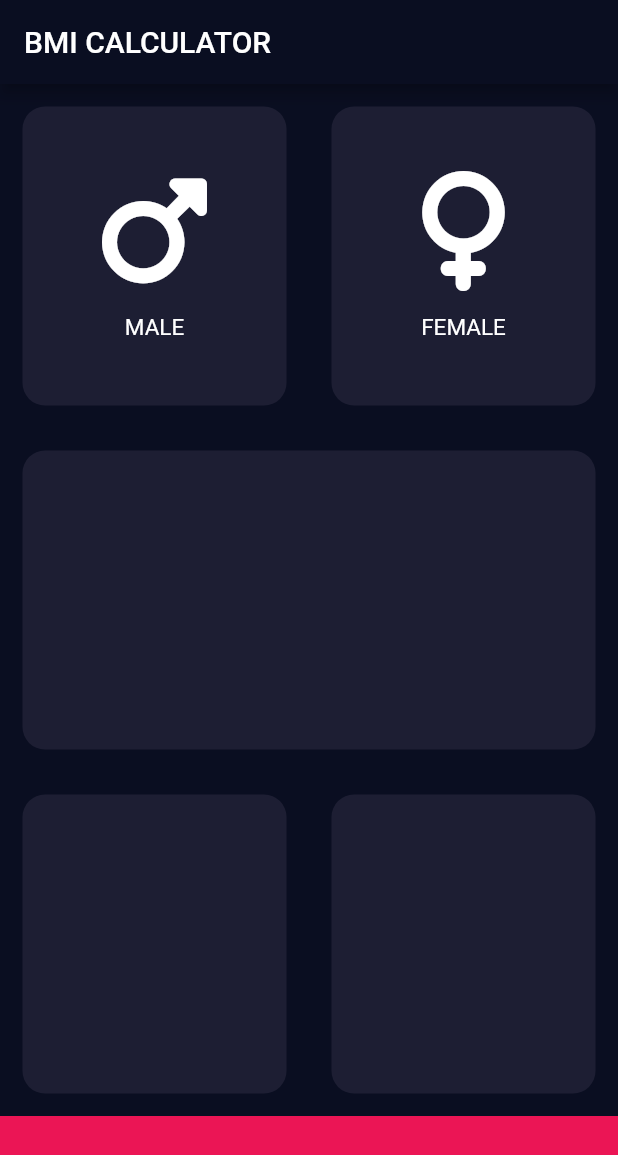
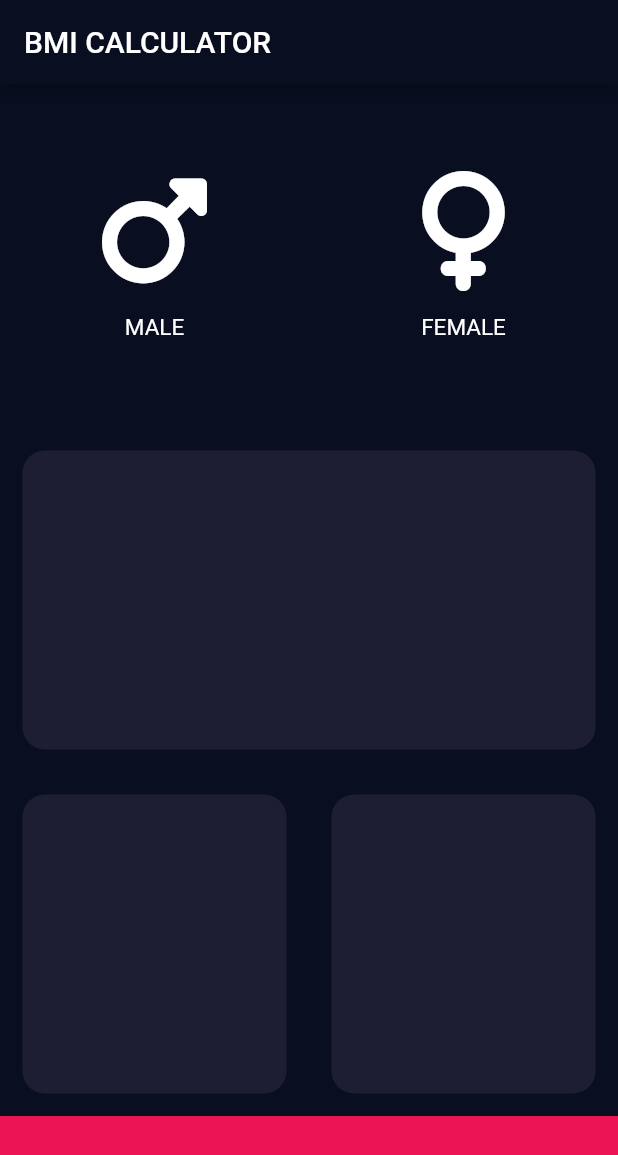
Before and after one commit to Lichyo/BMI_Calculator, a Flutter app: the screen it shows after launch, on a phone screen of 412 x 824 dp. Shown: the top 1155 px of the screen. Run offline on Flutter 3.47's test engine with Material 2 defaults, Android fonts, the phone set to English and light mode, and no system bars; our stand-ins replace font_awesome_flutter.

Commit message:
Set up Gender Container and its function

```diff
--- a/lib/input_page.dart
+++ b/lib/input_page.dart
@@ -11,7 +11,29 @@ class InputPage extends StatefulWidget {
 Color inactiveCardColor = Color(0xFF0A0E21);
 Color activeCardColor = Color(0xFF1D1E33);
 Color bottomContainerColor = Color(0xFFEB1555);
-Color cardColor = Color(0xFF1D1E33);
+// Color cardColor = Color(0xFF1D1E33);
+const int male = 1;
+const int female = 2;
+Color maleCardColor = inactiveCardColor;
+Color femaleCardColor = inactiveCardColor;
+
+void updateIconColor(int gender) {
+  if (gender == male) {
+    if (maleCardColor == inactiveCardColor) {
+      maleCardColor = activeCardColor;
+      femaleCardColor = inactiveCardColor;
+    } else {
+      maleCardColor = inactiveCardColor;
+    }
+  } else {
+    if (femaleCardColor == inactiveCardColor) {
+      femaleCardColor = activeCardColor;
+      maleCardColor = inactiveCardColor;
+    } else {
+      femaleCardColor = inactiveCardColor;
+    }
+  }
+}
 
 class _InputPageState extends State<InputPage> {
   @override
@@ -27,21 +49,35 @@ class _InputPageState extends State<InputPage> {
             child: Row(
               children: [
                 Expanded(
+                  child: GestureDetector(
                     child: ReusableCard(
                       cardChild: IconContainer(
                         icon: FontAwesomeIcons.mars,
                         content: 'MALE',
                       ),
-                    color: cardColor,
+                      color: maleCardColor,
+                    ),
+                    onTap: () {
+                      setState(() {
+                        updateIconColor(male);
+                      });
+                    },
                   ),
                 ),
                 Expanded(
+                  child: GestureDetector(
                     child: ReusableCard(
-                    color: cardColor,
+                      color: femaleCardColor,
                       cardChild: IconContainer(
                         icon: FontAwesomeIcons.venus,
                         content: 'FEMALE',
                       ),
+                    ),
+                    onTap: (){
+                      setState(() {
+                        updateIconColor(female);
+                      });
+                    },
                   ),
                 ),
               ],
@@ -49,7 +85,7 @@ class _InputPageState extends State<InputPage> {
           ),
           Expanded(
             child: ReusableCard(
-              color: cardColor,
+              color: activeCardColor,
             ),
           ),
           Expanded(
@@ -57,12 +93,12 @@ class _InputPageState extends State<InputPage> {
               children: [
                 Expanded(
                   child: ReusableCard(
-                    color: cardColor,
+                    color: activeCardColor,
                   ),
                 ),
                 Expanded(
                   child: ReusableCard(
-                    color: cardColor,
+                    color: activeCardColor,
                   ),
                 ),
               ],
```
Lines whose indentation alone changed are shown as unchanged.
